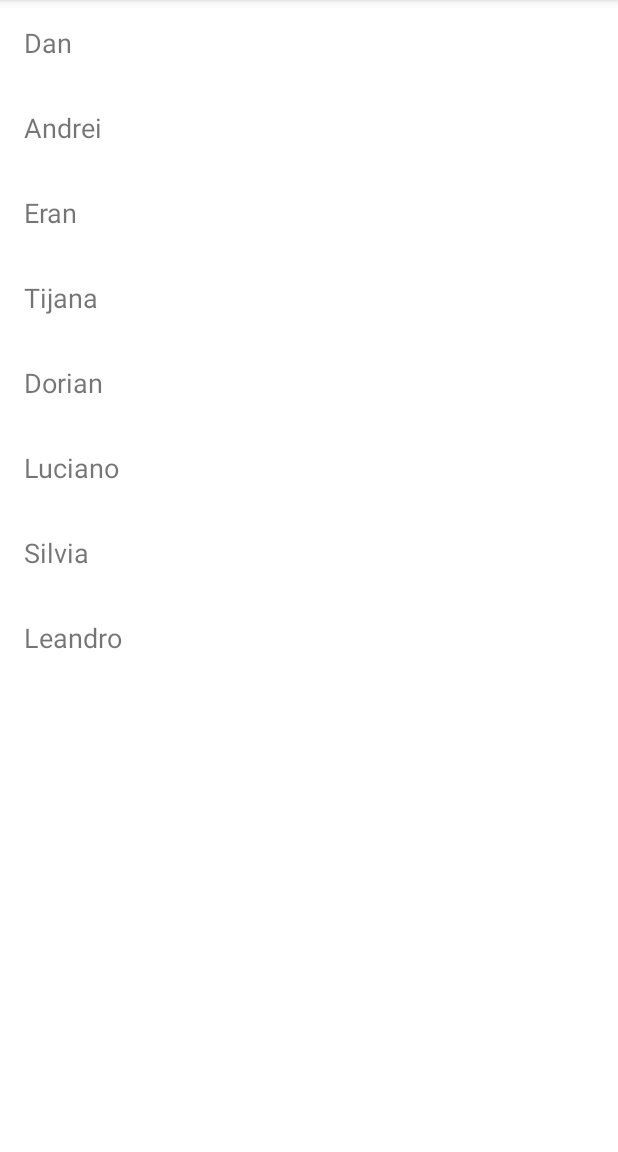
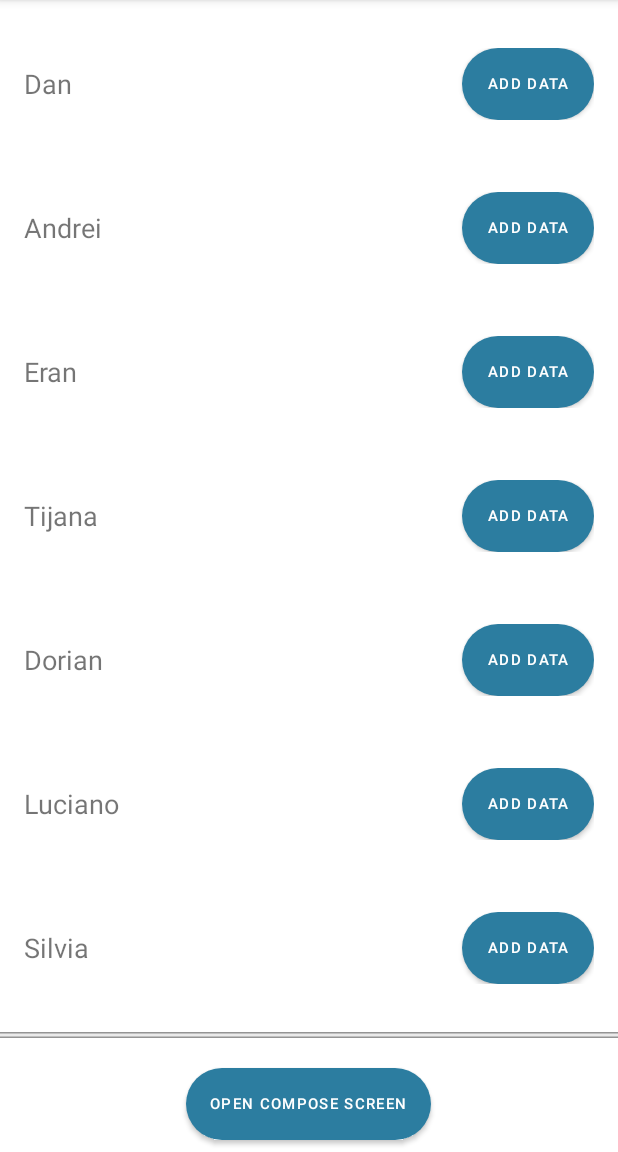
Before and after one commit to tstikic/SimpleApp, an Android app built with Jetpack Compose: the RecyclerActivity screen opened directly, with no data from a screen before it, on a phone screen of 412 x 824 dp, the part 84-1236 px from its top. Run offline under Robolectric (Android 15) with nearby library versions, the phone set to English and light mode, and no system bars.

Commit message:
Add more activities

```diff
--- a/app/src/main/AndroidManifest.xml
+++ b/app/src/main/AndroidManifest.xml
@@ -21,7 +21,9 @@
         <activity android:name=".HomeActivity"></activity>
         <activity android:name=".RecyclerActivity" />
         <activity android:name=".ScrollableActivity" />
-
+        <activity android:name=".DocumentUploadActivity" />
+        <activity android:name=".ComposeActivity" />
+        <activity android:name="androidx.activity.ComponentActivity" />
     </application>
 
 </manifest>
--- a/app/src/main/java/com/example/testapplication/ItemAdapter.kt
+++ b/app/src/main/java/com/example/testapplication/ItemAdapter.kt
@@ -1,9 +1,12 @@
 package com.example.testapplication
 
+import android.content.Intent
 import android.view.LayoutInflater
 import android.view.View
 import android.view.ViewGroup
+import android.widget.Button
 import android.widget.TextView
+import androidx.core.content.ContextCompat.startActivity
 import androidx.recyclerview.widget.RecyclerView
 
 
@@ -18,6 +21,12 @@ class ItemAdapter(private val itemList: List<String>) :
     }
 
     override fun onBindViewHolder(holder: ItemViewHolder, position: Int) {
+        holder.btnUploadDocuments.setOnClickListener {
+            val context = holder.itemView.context
+            val intent = Intent(context, DocumentUploadActivity::class.java)
+            context.startActivity(intent)
+        }
+
         holder.nameTextView.text = itemList[position]
         val subtitle = java.lang.String.format(
             holder.itemView.context.getString(R.string.SUBTITLE_LIST_NAME),
@@ -51,5 +60,6 @@ class ItemAdapter(private val itemList: List<String>) :
     class ItemViewHolder(itemView: View) : RecyclerView.ViewHolder(itemView) {
         var nameTextView: TextView = itemView.findViewById<TextView>(R.id.item_name)
         var subtitleTextView: TextView = itemView.findViewById<TextView>(R.id.item_subtitle)
+        var btnUploadDocuments: Button = itemView.findViewById(R.id.upload_document_btn)
     }
 }
--- a/app/src/main/java/com/example/testapplication/RecyclerActivity.kt
+++ b/app/src/main/java/com/example/testapplication/RecyclerActivity.kt
@@ -1,14 +1,15 @@
 package com.example.testapplication
 
+import android.content.Intent
 import android.os.Bundle
-import android.view.View
+import android.widget.Button
 import androidx.appcompat.app.AppCompatActivity
-import androidx.appcompat.widget.Toolbar
 import androidx.recyclerview.widget.LinearLayoutManager
 import androidx.recyclerview.widget.RecyclerView
 
 
 class RecyclerActivity : AppCompatActivity() {
+
     private lateinit var recyclerView: RecyclerView
     private lateinit var itemAdapter: ItemAdapter
 
@@ -16,12 +17,19 @@ class RecyclerActivity : AppCompatActivity() {
         super.onCreate(savedInstanceState)
         setContentView(R.layout.activity_recycler)
 
-        recyclerView = findViewById<RecyclerView>(R.id.recycler_view)
-        recyclerView.setLayoutManager(LinearLayoutManager(this))
+        val items = listOf("Dan", "Andrei", "Eran", "Tijana", "Dorian", "Luciano", "Silvia", "Leandro")
 
-        // Sample data
-        val items: List<String> = mutableListOf("Dan", "Andrei", "Eran", "Tijana", "Dorian", "Luciano", "Silvia", "Leandro")
         itemAdapter = ItemAdapter(items)
-        recyclerView.setAdapter(itemAdapter)
+
+        recyclerView = findViewById(R.id.recycler_view)
+
+        recyclerView.layoutManager = LinearLayoutManager(this)
+        recyclerView.adapter = itemAdapter
+
+        val composeScreenButton: Button = findViewById(R.id.compose_screen_btn)
+        composeScreenButton.setOnClickListener {
+            val intent = Intent(this, ComposeActivity::class.java)
+            startActivity(intent)
+        }
     }
 }
--- /dev/null
+++ b/app/src/main/res/drawable/shadow.xml
@@ -0,0 +1,11 @@
+<?xml version="1.0" encoding="utf-8"?>
+<shape xmlns:android="http://schemas.android.com/apk/res/android">
+    <gradient
+        android:startColor="#80000000"
+    android:centerColor="#00000000"
+    android:endColor="#80000000"
+    android:angle="90" />
+    <size
+        android:height="8dp"
+        />
+</shape>
--- a/app/src/main/res/layout/activity_recycler.xml
+++ b/app/src/main/res/layout/activity_recycler.xml
@@ -1,12 +1,35 @@
 <?xml version="1.0" encoding="utf-8"?>
-<androidx.coordinatorlayout.widget.CoordinatorLayout xmlns:android="http://schemas.android.com/apk/res/android"
+<LinearLayout xmlns:android="http://schemas.android.com/apk/res/android"
     android:layout_width="match_parent"
-    android:layout_height="match_parent">
+    android:layout_height="match_parent"
+    xmlns:app="http://schemas.android.com/apk/res-auto"
+    android:orientation="vertical">
 
-    <!-- RecyclerView below the toolbar -->
     <androidx.recyclerview.widget.RecyclerView
         android:id="@+id/recycler_view"
         android:layout_width="match_parent"
-        android:layout_height="match_parent" />
+        android:layout_height="0dp"
+        android:layout_weight="1"
+        />
 
-</androidx.coordinatorlayout.widget.CoordinatorLayout>
+    <View
+        android:layout_width="match_parent"
+        android:layout_height="4dp"
+        android:id="@+id/shadow_view"
+        android:layout_marginBottom="16dp"
+        android:background="@drawable/shadow"
+        app:layout_constraintTop_toBottomOf="@id/recycler_view"
+        app:layout_constraintBottom_toTopOf="@id/compose_screen_btn"/>
+
+    <Button
+        android:id="@+id/compose_screen_btn"
+        android:layout_width="wrap_content"
+        android:layout_height="wrap_content"
+        android:layout_marginTop="4dp"
+        android:layout_marginBottom="8dp"
+        android:text="Open Compose Screen"
+        android:background="@drawable/round_corners"
+        android:textColor="#FFFFFF"
+        android:textSize="10sp"
+        android:layout_gravity="center_horizontal" />
+</LinearLayout>
--- a/app/src/main/res/layout/activity_scrollable.xml
+++ b/app/src/main/res/layout/activity_scrollable.xml
@@ -101,6 +101,9 @@
             android:layout_width="wrap_content"
             android:layout_height="wrap_content"
             android:text="@string/start_learning_espresso_btn_text"
+            android:background="@drawable/round_corners"
+            android:textColor="#FFFFFF"
+            android:textSize="10sp"
             android:layout_marginTop="80dp"/>
     </LinearLayout>
 </ScrollView>
--- a/app/src/main/res/layout/item_layout.xml
+++ b/app/src/main/res/layout/item_layout.xml
@@ -6,13 +6,32 @@
     android:orientation="vertical"
     android:padding="16dp">
 
-    <!-- Main item text -->
-    <TextView
-        android:id="@+id/item_name"
+    <LinearLayout
         android:layout_width="match_parent"
         android:layout_height="wrap_content"
-        android:text="Item Name"
-        android:textSize="18sp" />
+        android:orientation="horizontal"
+        android:gravity="center_vertical"
+        android:layout_marginTop="16dp">
+
+        <!-- Main item text -->
+        <TextView
+            android:id="@+id/item_name"
+            android:layout_width="0dp"
+            android:layout_weight="1"
+            android:layout_height="wrap_content"
+            android:text="Item Name"
+            android:textSize="18sp" />
+
+        <Button
+            android:id="@+id/upload_document_btn"
+            android:layout_width="wrap_content"
+            android:layout_height="wrap_content"
+            android:background="@drawable/round_corners"
+            android:text="Add data"
+            android:textColor="#FFFFFF"
+            android:textSize="10sp"
+            />
+    </LinearLayout>
 
     <!-- Expanded subtitle, initially hidden -->
     <TextView
@@ -21,5 +40,6 @@
         android:layout_height="wrap_content"
         android:text="QA member"
         android:textSize="14sp"
-        android:visibility="gone" /> <!-- Hidden by default -->
-</LinearLayout>
+        android:visibility="gone" />
+
+    </LinearLayout>
--- a/build.gradle.kts
+++ b/build.gradle.kts
@@ -2,4 +2,5 @@
 plugins {
     alias(libs.plugins.android.application) apply false
     alias(libs.plugins.kotlin.android) apply false
+    alias(libs.plugins.compose.compiler) apply false
 }
--- a/gradle/libs.versions.toml
+++ b/gradle/libs.versions.toml
@@ -19,3 +19,5 @@ material = { group = "com.google.android.material", name = "material", version.r
 [plugins]
 android-application = { id = "com.android.application", version.ref = "agp" }
 kotlin-android = { id = "org.jetbrains.kotlin.android", version.ref = "kotlin" }
+org-jetbrains-kotlin-android = { id = "org.jetbrains.kotlin.android", version.ref = "kotlin" }
+compose-compiler = { id = "org.jetbrains.kotlin.plugin.compose", version.ref = "kotlin" }
```
Also changed, not shown: app/build.gradle.kts (+26 -0 lines), app/src/main/java/com/example/testapplication/ComposeActivity.kt (added, +79 -0 lines), app/src/main/java/com/example/testapplication/DocumentUploadActivity.kt (added, +34 -0 lines), app/src/main/res/layout/document_upload.xml (added, +95 -0 lines).
